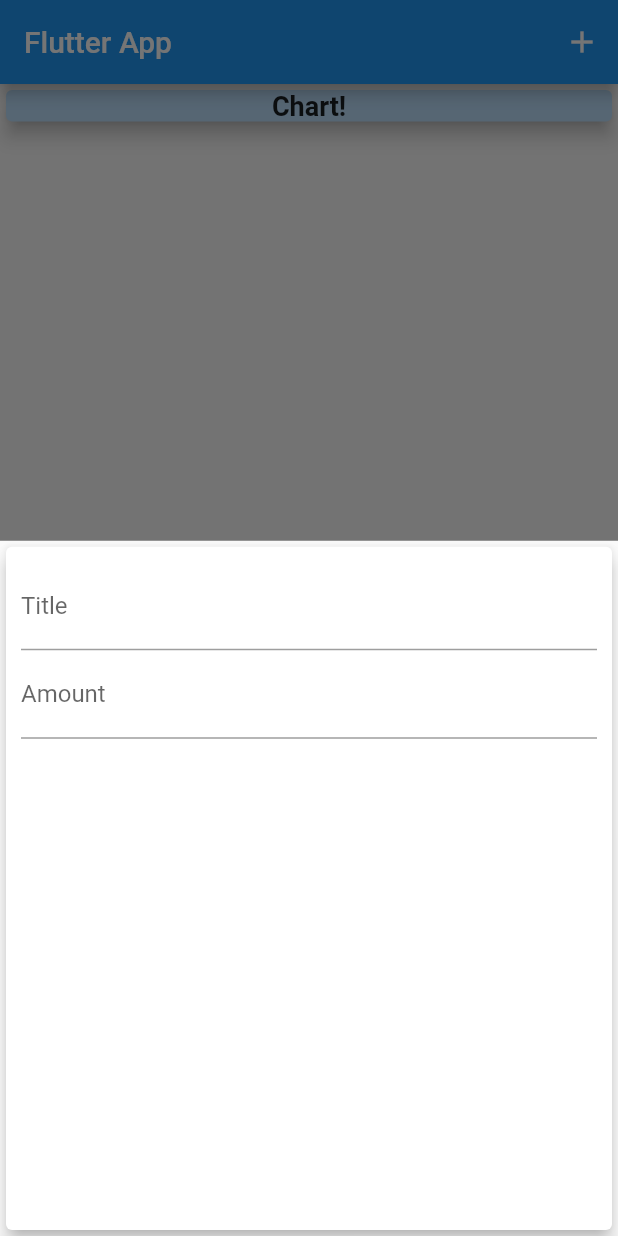
After one commit to minhdang2803/Self-learning-Flutter, a Flutter app: the MyHomePage screen opened directly, after a tap on the "add" icon, on a phone screen of 412 x 824 dp. The commit adds this screen. Run offline on Flutter 3.47's test engine with Material 2 defaults, Android fonts, the phone set to English and light mode, and no system bars; Roboto replaces fonts that are missing (OpenSans).

Commit message:
New pictuers

```diff
--- a/udemy_project/lib/question.dart
+++ b/udemy_project/lib/question.dart
@@ -1,9 +1,11 @@
 import 'package:flutter/material.dart';
 
 class Question extends StatelessWidget {
+  Question({this.questionTask});
+
   //const Question({ Key? key }) : super(key: key);
   final String? questionTask; //never change after initilization
-  Question({this.questionTask});
+
   @override
   Widget build(BuildContext context) {
     return Container(
--- /dev/null
+++ b/udemy_project2/lib/main.dart
@@ -0,0 +1,100 @@
+import 'package:flutter/material.dart';
+import 'package:udemy_project2/models/transaction.dart';
+import 'package:udemy_project2/widgets/transaction_list.dart';
+import './widgets/new_transaction.dart';
+
+void main() => runApp(MyApp());
+
+class MyApp extends StatelessWidget {
+  @override
+  Widget build(BuildContext context) {
+    return MaterialApp(
+      title: 'Flutter App',
+      home: MyHomePage(),
+      theme: ThemeData(
+          primarySwatch: Colors.purple,
+          fontFamily: 'Quicksand',
+          appBarTheme: AppBarTheme(
+              textTheme: ThemeData.light().textTheme.copyWith(
+                      headline6: TextStyle(
+                    fontFamily: 'OpenSans',
+                    fontSize: 20,
+                  )))),
+    );
+  }
+}
+
+class MyHomePage extends StatefulWidget {
+  @override
+  _MyHomePageState createState() => _MyHomePageState();
+}
+
+class _MyHomePageState extends State<MyHomePage> {
+  final List<Transaction> _userTransaction = [];
+  void _addNewTransaction(String txtitle, double txAmount) {
+    final newTransaction = Transaction(
+      id: DateTime.now().toString(),
+      title: txtitle,
+      amount: txAmount,
+      date: DateTime.now(),
+    );
+    setState(() => _userTransaction.add(newTransaction));
+  }
+
+  void _startAddNewTransaction(BuildContext context) {
+    showModalBottomSheet(
+      context: context,
+      builder: (_) {
+        return GestureDetector(
+          child: NewTransaction(_addNewTransaction),
+          onTap: () {},
+          behavior: HitTestBehavior.opaque,
+        );
+      },
+    );
+  }
+
+  @override
+  Widget build(BuildContext context) {
+    return Scaffold(
+      appBar: AppBar(
+        title: Text(
+          'Flutter App',
+          style: TextStyle(fontFamily: 'OpenSans'),
+        ),
+        actions: [
+          IconButton(
+            onPressed: () => _startAddNewTransaction(context),
+            icon: Icon(Icons.add),
+          ),
+        ],
+      ),
+      body: SingleChildScrollView(
+        child: Column(
+          mainAxisAlignment: MainAxisAlignment.start,
+          crossAxisAlignment: CrossAxisAlignment.start,
+          children: <Widget>[
+            Container(
+              width: double.infinity,
+              child: Card(
+                child: Text(
+                  "Chart!",
+                  textAlign: TextAlign.center,
+                  style: TextStyle(fontSize: 18, fontWeight: FontWeight.bold),
+                ),
+                elevation: 5,
+                color: Colors.blue[100],
+              ),
+            ),
+            TransactionList(_userTransaction)
+          ],
+        ),
+      ),
+      floatingActionButtonLocation: FloatingActionButtonLocation.centerFloat,
+      floatingActionButton: FloatingActionButton(
+        onPressed: () => _startAddNewTransaction(context),
+        child: Icon(Icons.add),
+      ),
+    );
+  }
+}
--- /dev/null
+++ b/udemy_project2/lib/models/transaction.dart
@@ -0,0 +1,12 @@
+class Transaction {
+  String id;
+  String title;
+  double amount;
+  DateTime date;
+
+  Transaction(
+      {required this.id,
+      required this.title,
+      required this.amount,
+      required this.date});
+}
--- /dev/null
+++ b/udemy_project2/lib/widgets/new_transaction.dart
@@ -0,0 +1,60 @@
+import 'package:flutter/material.dart';
+
+class NewTransaction extends StatefulWidget {
+  final Function? addTx;
+  NewTransaction(this.addTx);
+
+  @override
+  _NewTransactionState createState() => _NewTransactionState();
+}
+
+class _NewTransactionState extends State<NewTransaction> {
+  final titleController = TextEditingController();
+  final amountController = TextEditingController();
+
+  void submitData() {
+    final enterTitle = titleController.text;
+    final enterAmount = double.parse(amountController.text);
+    if (enterAmount < 0) {
+      return;
+    } else {
+      widget.addTx!(enterTitle, enterAmount);
+    }
+    Navigator.of(context).pop(); // close the popup after done input
+  }
+
+  @override
+  Widget build(BuildContext context) {
+    return Card(
+      elevation: 5,
+      child: Container(
+        padding: EdgeInsets.all(10),
+        child: Column(
+          crossAxisAlignment: CrossAxisAlignment.end,
+          children: <Widget>[
+            TextField(
+              decoration: InputDecoration(
+                labelText: "Title",
+              ),
+              controller: titleController,
+              onChanged: (value) => print(titleController.text),
+            ),
+            TextField(
+              decoration: InputDecoration(
+                labelText: "Amount",
+              ),
+              controller: amountController,
+              keyboardType: TextInputType.number,
+              onSubmitted: (_) => submitData(),
+            ),
+            // TextButton(
+            //   child: Text("Add Transaction"),
+            //   style: TextButton.styleFrom(primary: Colors.purple),
+            //   onPressed: () => submitData,
+            // ),
+          ],
+        ),
+      ),
+    );
+  }
+}
--- /dev/null
+++ b/udemy_project2/lib/widgets/transaction_list.dart
@@ -0,0 +1,68 @@
+import 'package:flutter/material.dart';
+import 'package:udemy_project2/models/transaction.dart';
+import 'package:intl/intl.dart';
+
+class TransactionList extends StatelessWidget {
+  @override
+  final List<Transaction> transaction;
+  TransactionList(this.transaction);
+  Widget build(BuildContext context) {
+    return Container(
+      height: 300,
+      child: ListView.builder(
+        itemBuilder: (context, index) {
+          return Card(
+            child: Row(
+              mainAxisAlignment: MainAxisAlignment.start,
+              children: <Widget>[
+                Container(
+                  margin: EdgeInsets.symmetric(
+                    vertical: 10,
+                    horizontal: 15,
+                  ),
+                  padding: EdgeInsets.all(10),
+                  decoration: BoxDecoration(
+                    border: Border.all(
+                      color: Theme.of(context).primaryColorDark,
+                      width: 2,
+                    ),
+                  ),
+                  child: Text(
+                    '\$' +
+                        transaction[index]
+                            .amount
+                            .toStringAsFixed(2), // fix value of the dollars
+                    style: TextStyle(
+                      fontWeight: FontWeight.bold,
+                      fontSize: 20,
+                      color: Theme.of(context).primaryColor,
+                    ),
+                  ),
+                ),
+                Column(
+                  crossAxisAlignment: CrossAxisAlignment.start,
+                  children: <Widget>[
+                    Text(
+                      transaction[index].title,
+                      style: TextStyle(
+                        fontWeight: FontWeight.bold,
+                        fontSize: 16,
+                      ),
+                    ),
+                    Text(
+                      DateFormat.yMMMd().format(transaction[index].date),
+                      style: TextStyle(
+                        color: Colors.grey,
+                      ),
+                    )
+                  ],
+                ),
+              ],
+            ),
+          );
+        },
+        itemCount: transaction.length,
+      ),
+    );
+  }
+}
```
Also changed, not shown: udemy_project2/lib/widgets/user_transaction.dart (added, +34 -0 lines), udemy_project2/pubspec.yaml (added, +81 -0 lines), images/settingFonts.png (added), udemy_project2/assets/fonts/OpenSans-Bold.ttf (added), udemy_project2/assets/fonts/OpenSans-Regular.ttf (added), udemy_project2/assets/fonts/Quicksand-Bold.ttf (added), udemy_project2/assets/fonts/Quicksand-Light.ttf (added), udemy_project2/assets/fonts/Quicksand-Medium.ttf (added), udemy_project2/assets/fonts/Quicksand-Regular.ttf (added), udemy_project2/pubspec.lock (added), 61 other files.
